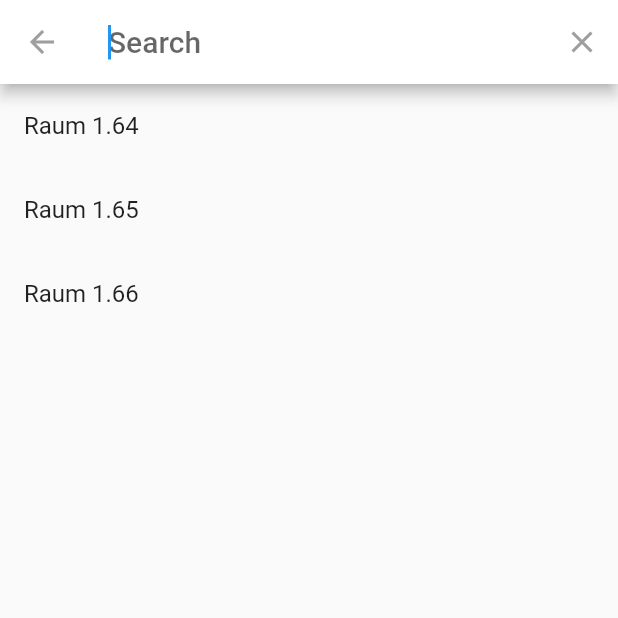
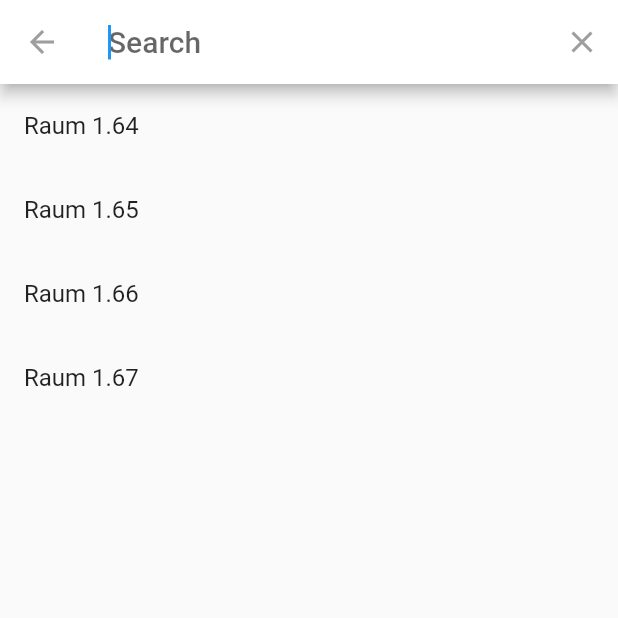
Before and after one commit to MCG-Dallgow/MCG-App, a Flutter app: the RoomPlan screen opened directly, after a tap on the "search" icon, on a phone screen of 412 x 824 dp, the top half of it. Run offline on Flutter 3.47's test engine with Material 2 defaults, Android fonts, the phone set to English and light mode, and no system bars.

Commit message:
new room

```diff
--- a/lib/pages/roomplan_page.dart
+++ b/lib/pages/roomplan_page.dart
@@ -67,7 +67,8 @@ class MySearchDelegate extends SearchDelegate {
     List <String> suggestions = [
       'Raum 1.64',
       'Raum 1.65',
-      'Raum 1.66'
+      'Raum 1.66',
+      'Raum 1.67'
     ];
 
     return ListView.builder(
```
